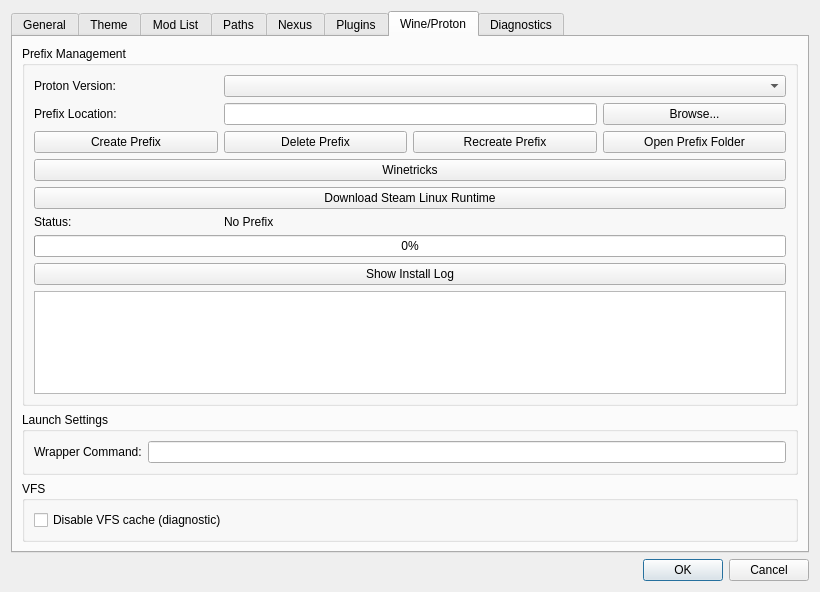
Above: src/src/settingsdialog.ui from Chucklee1/Fluorine-Manager before the change. Below: the same form after it.
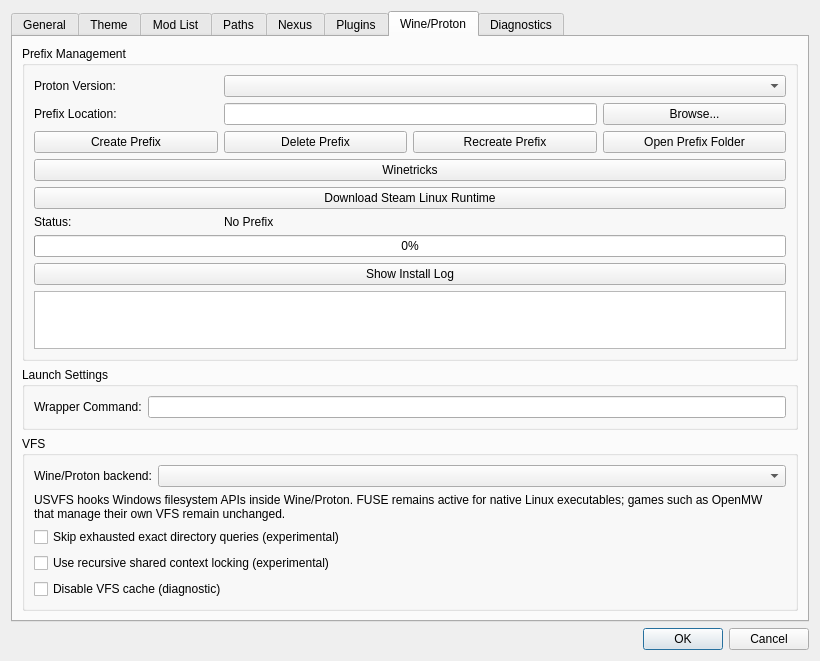
That is the form after the change. The open tabs and pages were chosen to show the change. Icons and pictures are not drawn. Custom widgets are drawn as their Qt base class.

Commit message: Add Wine USVFS backend and pinned short-name runtime

Diff of the .ui file:
```diff
--- a/src/src/settingsdialog.ui
+++ b/src/src/settingsdialog.ui
@@ -1974,6 +1974,54 @@
           <string>VFS</string>
          </property>
          <layout class="QVBoxLayout" name="verticalLayout_39">
+          <item>
+           <layout class="QFormLayout" name="vfsBackendLayout">
+            <item row="0" column="0">
+             <widget class="QLabel" name="vfsBackendLabel">
+              <property name="text">
+               <string>Wine/Proton backend:</string>
+              </property>
+             </widget>
+            </item>
+            <item row="0" column="1">
+             <widget class="QComboBox" name="vfsBackendComboBox">
+              <property name="toolTip">
+               <string>Select the virtual filesystem used by Windows executables in this instance. Native Linux executables continue to use FUSE. USVFS is experimental and requires the bundled Wine-side helper.</string>
+              </property>
+             </widget>
+            </item>
+           </layout>
+          </item>
+          <item>
+           <widget class="QLabel" name="vfsBackendDescriptionLabel">
+            <property name="text">
+             <string>USVFS hooks Windows filesystem APIs inside Wine/Proton. FUSE remains active for native Linux executables; games such as OpenMW that manage their own VFS remain unchanged.</string>
+            </property>
+            <property name="wordWrap">
+             <bool>true</bool>
+            </property>
+           </widget>
+          </item>
+          <item>
+           <widget class="QCheckBox" name="usvfsExactQueryExhaustionCheckBox">
+            <property name="text">
+             <string>Skip exhausted exact directory queries (experimental)</string>
+            </property>
+            <property name="toolTip">
+             <string>Removes a redundant backing-directory continuation query after an exact virtual match. Disabled by default after a visual asset regression; enable only for one-at-a-time comparison testing.</string>
+            </property>
+           </widget>
+          </item>
+          <item>
+           <widget class="QCheckBox" name="usvfsSharedContextCheckBox">
+            <property name="text">
+             <string>Use recursive shared context locking (experimental)</string>
+            </property>
+            <property name="toolTip">
+             <string>Allows concurrent read-labelled USVFS operations after the audited write paths are separated. Disabled by default; synthetic concurrency improves, but Skyrim startup was neutral.</string>
+            </property>
+           </widget>
+          </item>
           <item>
            <widget class="QCheckBox" name="disableVfsCacheCheckBox">
             <property name="text">
```
The commit also changes 36 other files.
